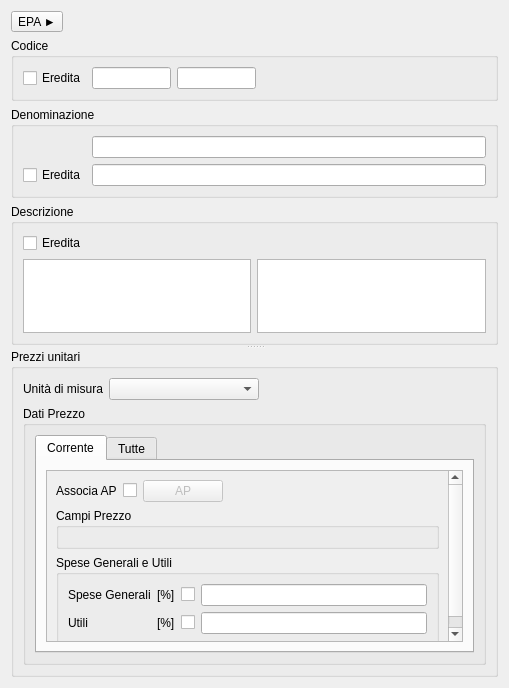
Qt form qcostgui/priceitemgui.ui (mickele77/qcost) before a commit.
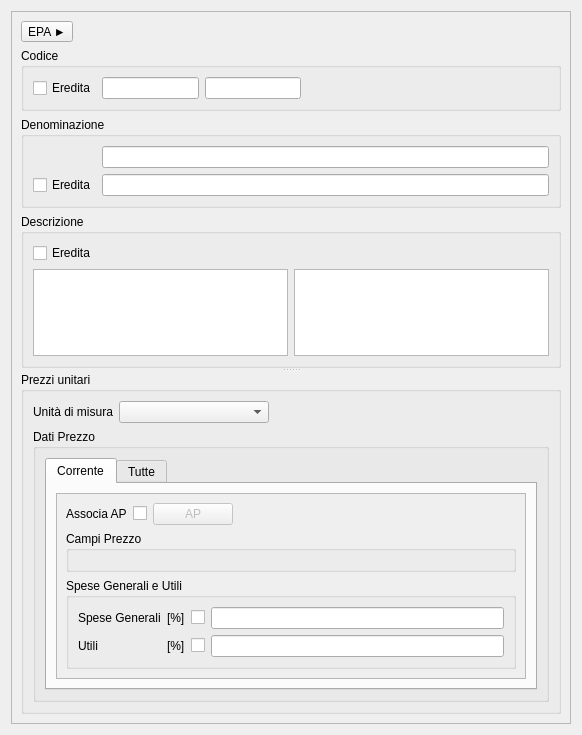
The same form after that commit.

Patch:
```diff
--- a/qcostgui/priceitemgui.ui
+++ b/qcostgui/priceitemgui.ui
@@ -6,14 +6,29 @@
    <rect>
     <x>0</x>
     <y>0</y>
-    <width>509</width>
-    <height>688</height>
+    <width>582</width>
+    <height>735</height>
    </rect>
   </property>
   <property name="windowTitle">
    <string>Dati voce di prezzo</string>
   </property>
-  <layout class="QGridLayout" name="gridLayout_9">
+  <layout class="QGridLayout" name="gridLayout">
+   <item row="0" column="0">
+    <widget class="QScrollArea" name="scrollArea">
+     <property name="widgetResizable">
+      <bool>true</bool>
+     </property>
+     <widget class="QWidget" name="scrollAreaWidgetContents">
+      <property name="geometry">
+       <rect>
+        <x>0</x>
+        <y>0</y>
+        <width>546</width>
+        <height>735</height>
+       </rect>
+      </property>
+      <layout class="QGridLayout" name="gridLayout_13">
    <item row="0" column="0">
     <widget class="QSplitter" name="splitter">
      <property name="orientation">
@@ -46,7 +61,7 @@
          <property name="title">
           <string>Codice</string>
          </property>
-         <layout class="QGridLayout" name="gridLayout">
+             <layout class="QGridLayout" name="gridLayout_2">
           <item row="0" column="0">
            <widget class="QCheckBox" name="codeCheckBox">
             <property name="text">
@@ -199,7 +214,7 @@
              </attribute>
              <layout class="QGridLayout" name="gridLayout_11">
               <item row="0" column="0">
-               <widget class="QScrollArea" name="scrollArea">
+                   <widget class="QScrollArea" name="scrollArea_2">
                 <property name="widgetResizable">
                  <bool>true</bool>
                 </property>
@@ -208,8 +223,8 @@
                   <rect>
                    <x>0</x>
                    <y>0</y>
-                   <width>425</width>
-                   <height>191</height>
+                       <width>458</width>
+                       <height>215</height>
                   </rect>
                  </property>
                  <layout class="QGridLayout" name="gridLayout_12">
@@ -362,7 +377,7 @@
                 <property name="title">
                  <string>Dati Prezzo</string>
                 </property>
-                <layout class="QGridLayout" name="gridLayout_2">
+                    <layout class="QGridLayout" name="gridLayout_9">
                  <item row="1" column="0">
                   <widget class="QPushButton" name="addDataColPushButton">
                    <property name="text">
@@ -415,6 +430,10 @@
    </item>
   </layout>
  </widget>
+    </widget>
+   </item>
+  </layout>
+ </widget>
  <resources/>
  <connections>
   <connection>
```
Left out of the diff: 19 changed lines with no effect on the pictures. Lines whose indentation alone changed are shown as unchanged.
